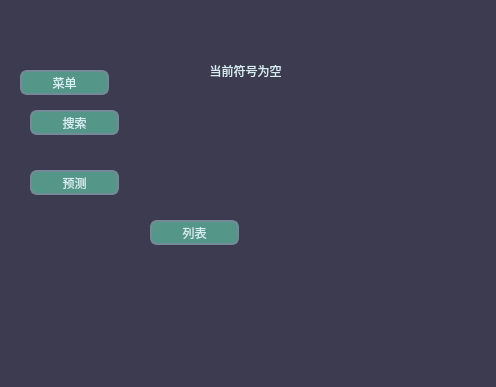
This is DVMT/cbm.ui in FangCunWuChang/DeepVocal-Mark-Tool as Qt 5 draws it before an edit. The edited form follows.
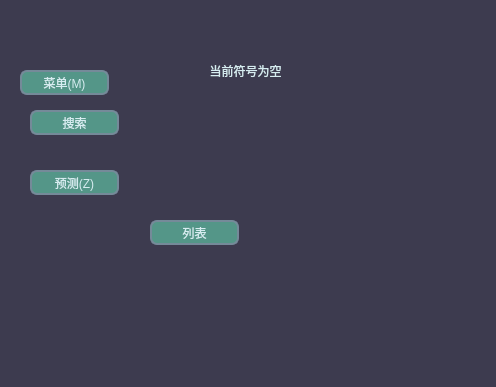
This is the edited form.

Diff of the .ui file:
```diff
--- a/DVMT/cbm.ui
+++ b/DVMT/cbm.ui
@@ -85,7 +85,7 @@
 }</string>
    </property>
    <property name="text">
-    <string>菜单</string>
+    <string>菜单(M)</string>
    </property>
    <property name="shortcut">
     <string>Alt+M</string>
@@ -124,7 +124,7 @@
 }</string>
    </property>
    <property name="text">
-    <string>预测</string>
+    <string>预测(Z)</string>
    </property>
    <property name="shortcut">
     <string>Alt+Z</string>
```
